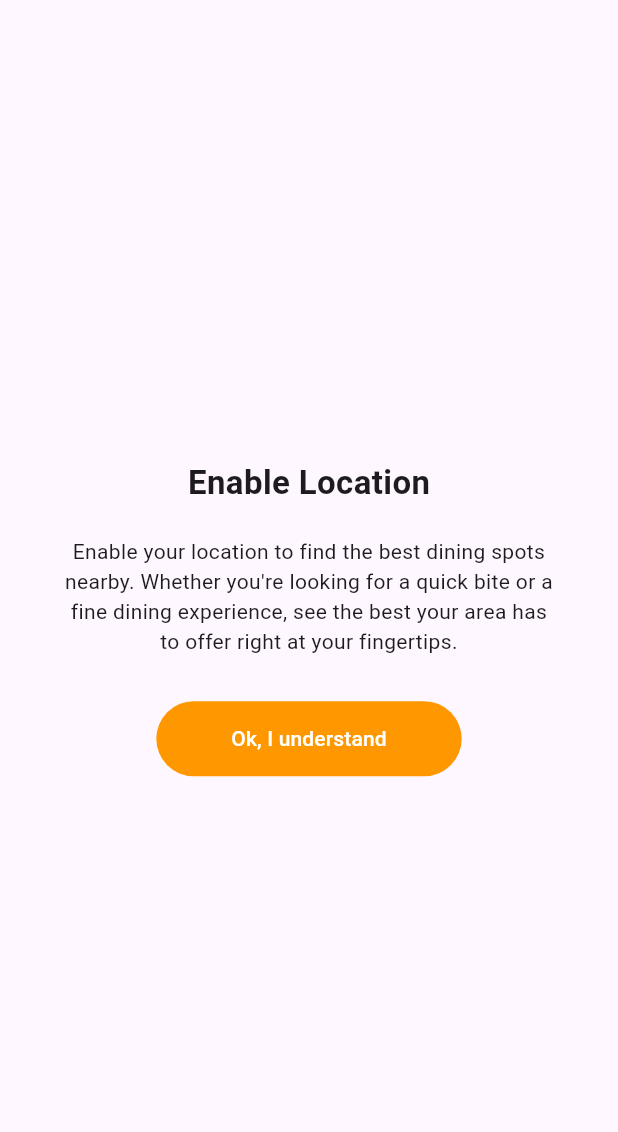
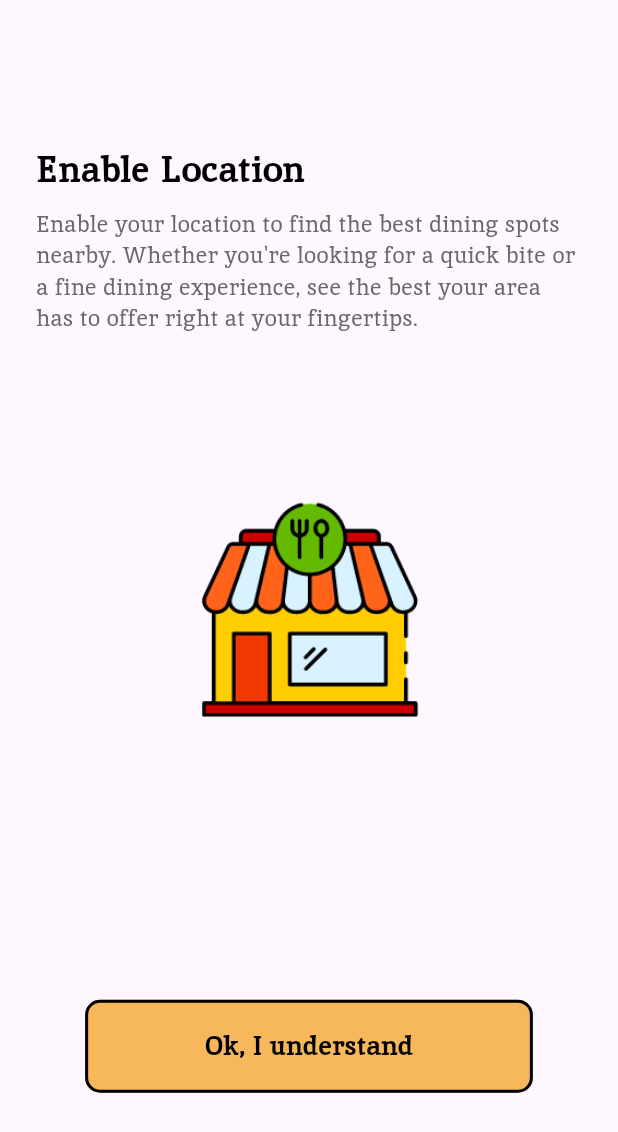
Before and after one commit to pragya45/MealMap, a Flutter app: the screen it shows after launch, on a phone screen of 412 x 824 dp. Shown: the top 1132 px of the screen. Run offline on Flutter 3.47's test engine with Material 3 defaults, Android fonts, the phone set to English and light mode, and no system bars.

Commit message:
location

```diff
--- a/lib/config/router/app_route.dart
+++ b/lib/config/router/app_route.dart
@@ -1,4 +1,5 @@
 import 'package:mealmap/features/location/location_permission_view.dart';
+import 'package:mealmap/features/login/login_view.dart';
 import 'package:mealmap/features/splash/splash_view.dart';
 
 class AppRoute {
@@ -6,11 +7,13 @@ class AppRoute {
 
   static const String splashRoute = '/';
   static const String locationRoute = '/location';
+  static const String loginRoute = '/login';
 
   static getApplicationRoute() {
     return {
       splashRoute: (context) => const SplashView(),
       locationRoute: (context) => const LocationPermissionView(),
+      loginRoute: (context) => const LoginView(),
     };
   }
 }
--- a/lib/core/app.dart
+++ b/lib/core/app.dart
@@ -9,7 +9,10 @@ class App extends StatelessWidget {
     return MaterialApp(
       debugShowCheckedModeBanner: false,
       title: 'MealMap',
-      // theme: AppTheme.getApplicationTheme(isDark: false),
+      theme: ThemeData(
+        fontFamily: 'Inika', // Setting Inika as the default font for the app
+        // You can add other theme settings such as primaryColor, accentColor, etc.
+      ),
       initialRoute: AppRoute.splashRoute,
       routes: AppRoute.getApplicationRoute(),
     );
--- a/lib/features/location/location_permission_view.dart
+++ b/lib/features/location/location_permission_view.dart
@@ -6,35 +6,60 @@ class LocationPermissionView extends StatelessWidget {
   @override
   Widget build(BuildContext context) {
     return Scaffold(
-      body: Center(
+      body: Padding(
+        padding: const EdgeInsets.all(24.0),
         child: Column(
           mainAxisAlignment: MainAxisAlignment.center,
-          crossAxisAlignment: CrossAxisAlignment.center,
+          crossAxisAlignment: CrossAxisAlignment.start,
           children: <Widget>[
             const Text(
               'Enable Location',
-              style: TextStyle(fontSize: 22, fontWeight: FontWeight.bold),
+              style: TextStyle(
+                fontSize: 24,
+                fontWeight: FontWeight.bold,
+                color: Colors.black,
+              ),
+            ),
+            const SizedBox(height: 9),
+            const Text(
+              'Enable your location to find the best dining spots nearby. Whether you\'re looking for a quick bite or a fine dining experience, see the best your area has to offer right at your fingertips.',
+              textAlign: TextAlign.left,
+              style: TextStyle(
+                fontSize: 15,
+                color: Color.fromARGB(255, 107, 104, 104),
+              ),
             ),
             const SizedBox(height: 20),
-            const Padding(
-              padding: EdgeInsets.symmetric(horizontal: 40.0),
-              child: Text(
-                'Enable your location to find the best dining spots nearby. Whether you\'re looking for a quick bite or a fine dining experience, see the best your area has to offer right at your fingertips.',
-                textAlign: TextAlign.center,
+            Center(
+              child: Image.asset(
+                  'assets/images/location.png'), // Ensure your image asset path is correct
+            ),
+            const SizedBox(height: 60),
+            Center(
+              child: OutlinedButton(
+                onPressed: () {
+                  // Action for your button
+                },
+                style: OutlinedButton.styleFrom(
+                  foregroundColor: Colors.black,
+                  backgroundColor:
+                      const Color.fromARGB(255, 246, 184, 90), // Text color
+                  side: const BorderSide(
+                      color: Colors.black, width: 2), // Border color and width
+                  padding: const EdgeInsets.symmetric(
+                      horizontal: 80, vertical: 18), // Padding for button size
+                  shape: RoundedRectangleBorder(
+                    borderRadius: BorderRadius.circular(10), // Corner roundness
+                  ),
+                ),
+                child: const Text(
+                  'Ok, I understand',
+                  style: TextStyle(
+                    fontSize: 18,
+                    fontWeight: FontWeight.bold,
+                  ),
+                ),
               ),
-            ),
-            const SizedBox(height: 30),
-            TextButton(
-              onPressed: () {
-                // Logic to enable location
-              },
-              style: TextButton.styleFrom(
-                foregroundColor: Colors.white,
-                backgroundColor: Colors.orange, // Button background color
-                padding: const EdgeInsets.symmetric(
-                    horizontal: 50, vertical: 15), // Button padding
-              ),
-              child: const Text('Ok, I understand'),
             ),
           ],
         ),
--- /dev/null
+++ b/lib/features/login/login_view.dart
@@ -0,0 +1,10 @@
+import 'package:flutter/material.dart';
+
+class LoginView extends StatelessWidget {
+  const LoginView({super.key});
+
+  @override
+  Widget build(BuildContext context) {
+    return const Scaffold();
+  }
+}
```
Also changed, not shown: pubspec.yaml (+6 -10 lines), assets/fonts/Inika-Bold.ttf (added), assets/fonts/Inika-Regular.ttf (added), assets/images/location.png (added).
